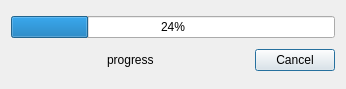
Old version of the form forms/dialogsnapframes.ui in the repository faizshukri/humantracking.
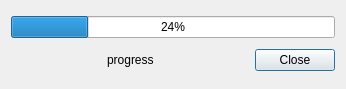
New version of the form.

Patch:
```diff
--- a/forms/dialogsnapframes.ui
+++ b/forms/dialogsnapframes.ui
@@ -59,7 +59,7 @@
      <item>
       <widget class="QPushButton" name="btnCancel">
        <property name="text">
-        <string>Cancel</string>
+        <string>Close</string>
        </property>
       </widget>
      </item>
```
